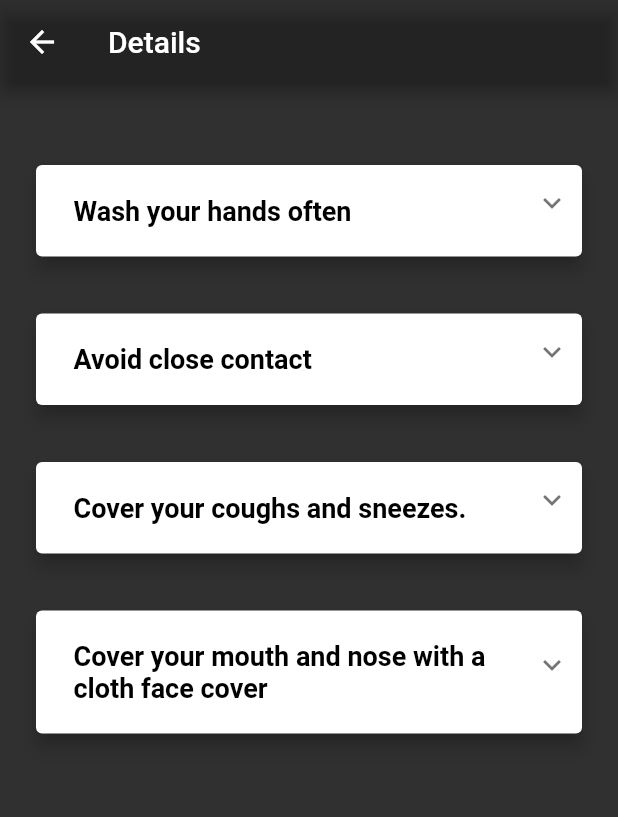
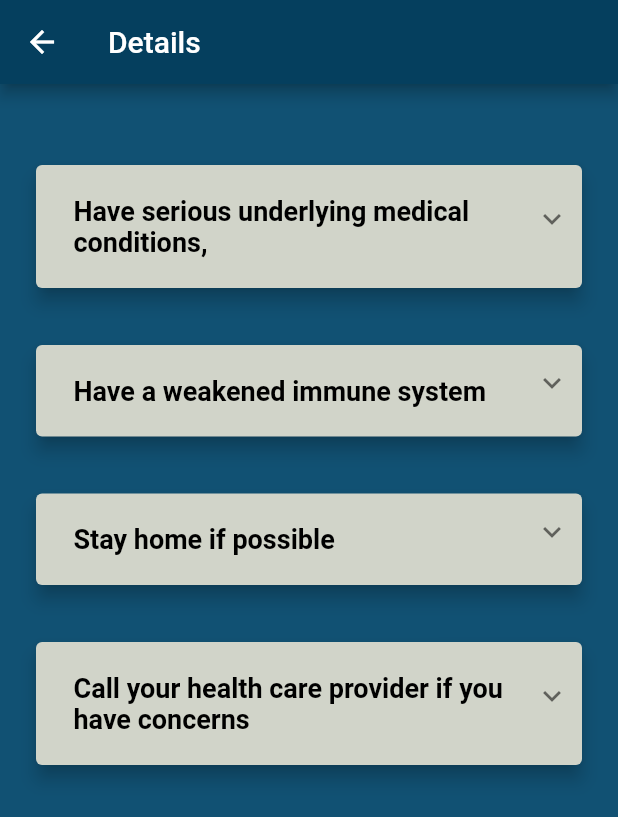
Before and after one commit to khushboojadon/vSafe, a Flutter app: the FirstScreen screen opened directly, after a tap on "WHO IS AT A HIGHER RISK?", on a phone screen of 412 x 824 dp. Shown: the top 817 px of the screen. Run offline on Flutter 3.47's test engine with Material 2 defaults, Android fonts, the phone set to English and light mode, and no system bars; drawn by our look-alikes of expandable; our stand-ins replace introduction_screen.

Commit message:
final changes

```diff
--- a/lib/first_screen.dart
+++ b/lib/first_screen.dart
@@ -1,5 +1,8 @@
 import 'package:flutter/material.dart';
+import 'package:vSafe/five_screen.dart';
+import 'package:vSafe/four_screen.dart';
 import 'package:vSafe/second_screen.dart';
+import 'package:vSafe/third_screen.dart';
 
 class FirstScreen extends StatefulWidget {
   @override
@@ -46,7 +49,7 @@ class _FirstScreenState extends State<FirstScreen> {
           GestureDetector(
             onTap: () {
               Navigator.push(context,
-                  MaterialPageRoute(builder: (context) => SecondScreen()));
+                  MaterialPageRoute(builder: (context) => ThirdScreen()));
             },
             child: Container(
               margin: EdgeInsets.only(top: 30.0, left: 20.0, right: 20.0),
@@ -70,7 +73,7 @@ class _FirstScreenState extends State<FirstScreen> {
           GestureDetector(
             onTap: () {
               Navigator.push(context,
-                  MaterialPageRoute(builder: (context) => SecondScreen()));
+                  MaterialPageRoute(builder: (context) => (FourScreen())));
             },
             child: Container(
               margin: EdgeInsets.only(top: 30.0, left: 20.0, right: 20.0),
@@ -96,7 +99,7 @@ class _FirstScreenState extends State<FirstScreen> {
           GestureDetector(
             onTap: () {
               Navigator.push(context,
-                  MaterialPageRoute(builder: (context) => SecondScreen()));
+                  MaterialPageRoute(builder: (context) => FiveScreen()));
             },
             child: Container(
               margin: EdgeInsets.only(top: 30.0, left: 20.0, right: 20.0),
--- a/lib/main.dart
+++ b/lib/main.dart
@@ -1,5 +1,6 @@
 import 'package:flutter/material.dart';
 import 'package:vSafe/first_screen.dart';
+import 'package:vSafe/onboarding.dart';
 
 void main() {
   runApp(MyApp());
@@ -11,7 +12,7 @@ class MyApp extends StatelessWidget {
     return MaterialApp(
       theme: ThemeData.dark(),
       debugShowCheckedModeBanner: false,
-      home: FirstScreen(),
+      home: Onboarding(),
     );
   }
 }
--- /dev/null
+++ b/lib/third_screen.dart
@@ -0,0 +1,277 @@
+import 'package:expandable/expandable.dart';
+import 'package:flutter/material.dart';
+
+class ThirdScreen extends StatefulWidget {
+  @override
+  _ThirdScreenState createState() => _ThirdScreenState();
+}
+
+class _ThirdScreenState extends State<ThirdScreen> {
+  @override
+  Widget build(BuildContext context) {
+    return Scaffold(
+      backgroundColor: Color(0xFF115173),
+      appBar: AppBar(
+        title: Text("Details"),
+        backgroundColor: Color(0xFF053f5e),
+      ),
+      body: SingleChildScrollView(
+        child: Column(
+          children: <Widget>[
+            SizedBox(
+              height: 50.0,
+            ),
+            Details(),
+            Details1(),
+            Details2(),
+            Details3()
+          ],
+        ),
+      ),
+    );
+  }
+}
+
+class Details extends StatelessWidget {
+  @override
+  Widget build(BuildContext context) {
+    return ExpandableNotifier(
+        child: Padding(
+      padding: const EdgeInsets.only(left: 20.0, right: 20.0),
+      child: Card(
+        color: Color(0xFFd1d4c9),
+        elevation: 5,
+        clipBehavior: Clip.antiAlias,
+        child: Column(
+          children: <Widget>[
+            ScrollOnExpand(
+              scrollOnExpand: true,
+              scrollOnCollapse: false,
+              child: ExpandablePanel(
+                theme: const ExpandableThemeData(
+                  headerAlignment: ExpandablePanelHeaderAlignment.center,
+                  tapBodyToCollapse: true,
+                ),
+                header: Padding(
+                    padding:
+                        EdgeInsets.only(left: 25.0, top: 20.0, bottom: 10.0),
+                    child: Text(
+                      "Have serious underlying medical conditions,",
+                      style: TextStyle(
+                          color: Colors.black,
+                          fontSize: 18.0,
+                          fontWeight: FontWeight.bold),
+                    )),
+                expanded: Column(
+                  children: <Widget>[
+                    Padding(
+                      padding: const EdgeInsets.all(14.0),
+                      child: Text(
+                        "Have serious underlying medical conditions, particularly if not well controlled, such as heart, lung or liver disease; diabetes; moderate to severe asthma; severe obesity; and chronic kidney disease undergoing dialysis.",
+                        textAlign: TextAlign.left,
+                        style: TextStyle(color: Colors.black, fontSize: 16.0),
+                      ),
+                    )
+                  ],
+                ),
+                builder: (_, collapsed, expanded) {
+                  return Padding(
+                    padding: EdgeInsets.only(left: 10, right: 10, bottom: 10),
+                    child: Expandable(
+                      collapsed: collapsed,
+                      expanded: expanded,
+                      theme: const ExpandableThemeData(crossFadePoint: 0),
+                    ),
+                  );
+                },
+              ),
+            ),
+          ],
+        ),
+      ),
+    ));
+  }
+}
+
+class Details1 extends StatelessWidget {
+  @override
+  Widget build(BuildContext context) {
+    return ExpandableNotifier(
+        child: Padding(
+      padding: const EdgeInsets.only(top: 30.0, left: 20.0, right: 20.0),
+      child: Card(
+        color: Color(0xFFd1d4c9),
+        elevation: 5,
+        clipBehavior: Clip.antiAlias,
+        child: Column(
+          children: <Widget>[
+            ScrollOnExpand(
+              scrollOnExpand: true,
+              scrollOnCollapse: false,
+              child: ExpandablePanel(
+                theme: const ExpandableThemeData(
+                  headerAlignment: ExpandablePanelHeaderAlignment.center,
+                  tapBodyToCollapse: true,
+                ),
+                header: Padding(
+                    padding:
+                        EdgeInsets.only(left: 25.0, top: 20.0, bottom: 10.0),
+                    child: Text(
+                      "Have a weakened immune system",
+                      style: TextStyle(
+                          color: Colors.black,
+                          fontSize: 18.0,
+                          fontWeight: FontWeight.bold),
+                    )),
+                expanded: Column(
+                  children: <Widget>[
+                    Padding(
+                      padding: const EdgeInsets.all(14.0),
+                      child: Text(
+                        "Have a weakened immune system, including those undergoing cancer treatment, smoking and having other immunocompromised conditions.",
+                        textAlign: TextAlign.left,
+                        style: TextStyle(color: Colors.black, fontSize: 16.0),
+                      ),
+                    )
+                  ],
+                ),
+                builder: (_, collapsed, expanded) {
+                  return Padding(
+                    padding: EdgeInsets.only(left: 10, right: 10, bottom: 10),
+                    child: Expandable(
+                      collapsed: collapsed,
+                      expanded: expanded,
+                      theme: const ExpandableThemeData(crossFadePoint: 0),
+                    ),
+                  );
+                },
+              ),
+            ),
+          ],
+        ),
+      ),
+    ));
+  }
+}
+
+class Details2 extends StatelessWidget {
+  @override
+  Widget build(BuildContext context) {
+    return ExpandableNotifier(
+        child: Padding(
+      padding: const EdgeInsets.only(top: 30.0, left: 20.0, right: 20.0),
+      child: Card(
+        color: Color(0xFFd1d4c9),
+        elevation: 5,
+        clipBehavior: Clip.antiAlias,
+        child: Column(
+          children: <Widget>[
+            ScrollOnExpand(
+              scrollOnExpand: true,
+              scrollOnCollapse: false,
+              child: ExpandablePanel(
+                theme: const ExpandableThemeData(
+                  headerAlignment: ExpandablePanelHeaderAlignment.center,
+                  tapBodyToCollapse: true,
+                ),
+                header: Padding(
+                    padding:
+                        EdgeInsets.only(left: 25.0, top: 20.0, bottom: 10.0),
+                    child: Text(
+                      "Stay home if possible",
+                      style: TextStyle(
+                          color: Colors.black,
+                          fontSize: 18.0,
+                          fontWeight: FontWeight.bold),
+                    )),
+                expanded: Column(
+                  children: <Widget>[
+                    Padding(
+                      padding: const EdgeInsets.all(14.0),
+                      child: Text(
+                        "Stay home if possible and follow the other steps above. Avoid all cruise travel and non-essential air travel.",
+                        textAlign: TextAlign.left,
+                        style: TextStyle(color: Colors.black, fontSize: 16.0),
+                      ),
+                    )
+                  ],
+                ),
+                builder: (_, collapsed, expanded) {
+                  return Padding(
+                    padding: EdgeInsets.only(left: 10, right: 10, bottom: 10),
+                    child: Expandable(
+                      collapsed: collapsed,
+                      expanded: expanded,
+                      theme: const ExpandableThemeData(crossFadePoint: 0),
+                    ),
+                  );
+                },
+              ),
+            ),
+          ],
+        ),
+      ),
+    ));
+  }
+}
+
+class Details3 extends StatelessWidget {
+  @override
+  Widget build(BuildContext context) {
+    return ExpandableNotifier(
+        child: Padding(
+      padding: const EdgeInsets.only(top: 30.0, left: 20.0, right: 20.0,bottom: 20.0),
+      child: Card(
+        color: Color(0xFFd1d4c9),
+        elevation: 5,
+        clipBehavior: Clip.antiAlias,
+        child: Column(
+          children: <Widget>[
+            ScrollOnExpand(
+              scrollOnExpand: true,
+              scrollOnCollapse: false,
+              child: ExpandablePanel(
+                theme: const ExpandableThemeData(
+                  headerAlignment: ExpandablePanelHeaderAlignment.center,
+                  tapBodyToCollapse: true,
+                ),
+                header: Padding(
+                    padding:
+                        EdgeInsets.only(left: 25.0, top: 20.0, bottom: 10.0),
+                    child: Text(
+                      "Call your health care provider if you have concerns",
+                      style: TextStyle(
+                          color: Colors.black,
+                          fontSize: 18.0,
+                          fontWeight: FontWeight.bold),
+                    )),
+                expanded: Column(
+                  children: <Widget>[
+                    Padding(
+                      padding: const EdgeInsets.all(14.0),
+                      child: Text(
+                        "Call your health care provider if you have concerns or to ask about obtaining extra necessary medications in case you need to stay home for a prolonged period of time.",
+                        textAlign: TextAlign.left,
+                        style: TextStyle(color: Colors.black, fontSize: 16.0),
+                      ),
+                    )
+                  ],
+                ),
+                builder: (_, collapsed, expanded) {
+                  return Padding(
+                    padding: EdgeInsets.only(left: 10, right: 10, bottom: 10),
+                    child: Expandable(
+                      collapsed: collapsed,
+                      expanded: expanded,
+                      theme: const ExpandableThemeData(crossFadePoint: 0),
+                    ),
+                  );
+                },
+              ),
+            ),
+          ],
+        ),
+      ),
+    ));
+  }
+}
```
Also changed, not shown: lib/five_screen.dart (added, +93 -0 lines), lib/four_screen.dart (added, +216 -0 lines), lib/onboarding.dart (added, +99 -0 lines), lib/second_screen.dart (+10 -6 lines), pubspec.yaml (+4 -3 lines), images/mask.png (added), images/social.jpeg (added), images/stayhome.png (added), pubspec.lock, 19 other files.
